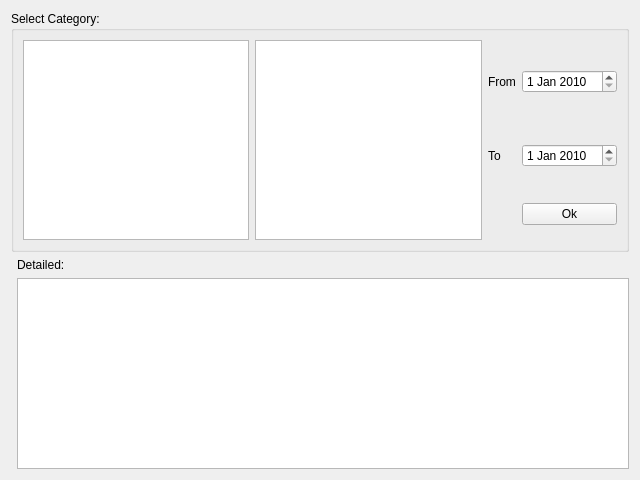
The window that RistoPlugins/Expense/ManagementCategory/managementcategory.ui (adivik2000/RistorNAT) describes before a commit, drawn with Qt 5.
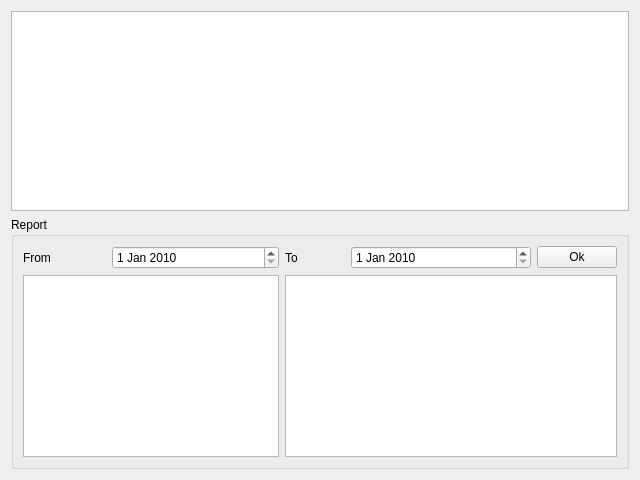
The same window after the commit. Icons and pictures are not drawn. Custom widgets are drawn as their Qt base class.

Commit message:
Fixed style of user interface for sellers and managementcategory
Uniformed report style.

What changed in the file:
```diff
--- a/RistoPlugins/Expense/ManagementCategory/managementcategory.ui
+++ b/RistoPlugins/Expense/ManagementCategory/managementcategory.ui
@@ -14,13 +14,7 @@
    <string>Form</string>
   </property>
   <layout class="QGridLayout" name="gridLayout_2">
-   <item row="0" column="0" colspan="2">
-    <widget class="QGroupBox" name="groupSelect">
-     <property name="title">
-      <string>Select Category:</string>
-     </property>
-     <layout class="QGridLayout" name="gridLayout">
-      <item row="0" column="0" rowspan="3">
+   <item row="0" column="0">
        <widget class="simpleTable" name="tableCategory">
         <property name="minimumSize">
          <size>
@@ -30,35 +24,20 @@
         </property>
        </widget>
       </item>
-      <item row="0" column="2">
+   <item row="1" column="0">
+    <widget class="QGroupBox" name="groupSelect">
+     <property name="title">
+      <string>Report</string>
+     </property>
+     <layout class="QGridLayout" name="gridLayout">
+      <item row="0" column="0">
        <widget class="QLabel" name="labelFrom">
         <property name="text">
          <string>From</string>
         </property>
        </widget>
       </item>
-      <item row="0" column="3">
-       <widget class="QDateEdit" name="dateFrom">
-        <property name="dateTime">
-         <datetime>
-          <hour>0</hour>
-          <minute>0</minute>
-          <second>0</second>
-          <year>2010</year>
-          <month>1</month>
-          <day>1</day>
-         </datetime>
-        </property>
-       </widget>
-      </item>
-      <item row="1" column="2">
-       <widget class="QLabel" name="labelTo">
-        <property name="text">
-         <string>To</string>
-        </property>
-       </widget>
-      </item>
-      <item row="1" column="3">
+      <item row="0" column="4" colspan="3">
        <widget class="QDateEdit" name="dateTo">
         <property name="dateTime">
          <datetime>
@@ -72,7 +51,7 @@
         </property>
        </widget>
       </item>
-      <item row="2" column="3">
+      <item row="0" column="7">
        <widget class="QPushButton" name="buttonOk">
         <property name="text">
          <string>Ok</string>
@@ -83,14 +62,11 @@
         </property>
        </widget>
       </item>
-      <item row="0" column="1" rowspan="3">
+      <item row="1" column="0" rowspan="2" colspan="3">
        <widget class="QTableView" name="tableView"/>
       </item>
-     </layout>
-    </widget>
-   </item>
-   <item row="2" column="1">
-    <widget class="QTableView" name="tableViewDetailed">
+      <item row="1" column="3" rowspan="2" colspan="5">
+       <widget class="QTreeView" name="tableViewDetailed">
      <property name="editTriggers">
       <set>QAbstractItemView::NoEditTriggers</set>
      </property>
@@ -100,16 +76,30 @@
      <property name="selectionBehavior">
       <enum>QAbstractItemView::SelectRows</enum>
      </property>
-     <property name="gridStyle">
-      <enum>Qt::DashDotLine</enum>
+       </widget>
+      </item>
+      <item row="0" column="1" colspan="2">
+       <widget class="QDateEdit" name="dateFrom">
+        <property name="dateTime">
+         <datetime>
+          <hour>0</hour>
+          <minute>0</minute>
+          <second>0</second>
+          <year>2010</year>
+          <month>1</month>
+          <day>1</day>
+         </datetime>
      </property>
     </widget>
    </item>
-   <item row="1" column="1">
-    <widget class="QLabel" name="label_2">
+      <item row="0" column="3">
+       <widget class="QLabel" name="labelTo">
      <property name="text">
-      <string>Detailed:</string>
-     </property>
+         <string>To</string>
+        </property>
+       </widget>
+      </item>
+     </layout>
     </widget>
    </item>
   </layout>
```
Lines whose indentation alone changed are shown as unchanged. The commit also changes 1 other file.
